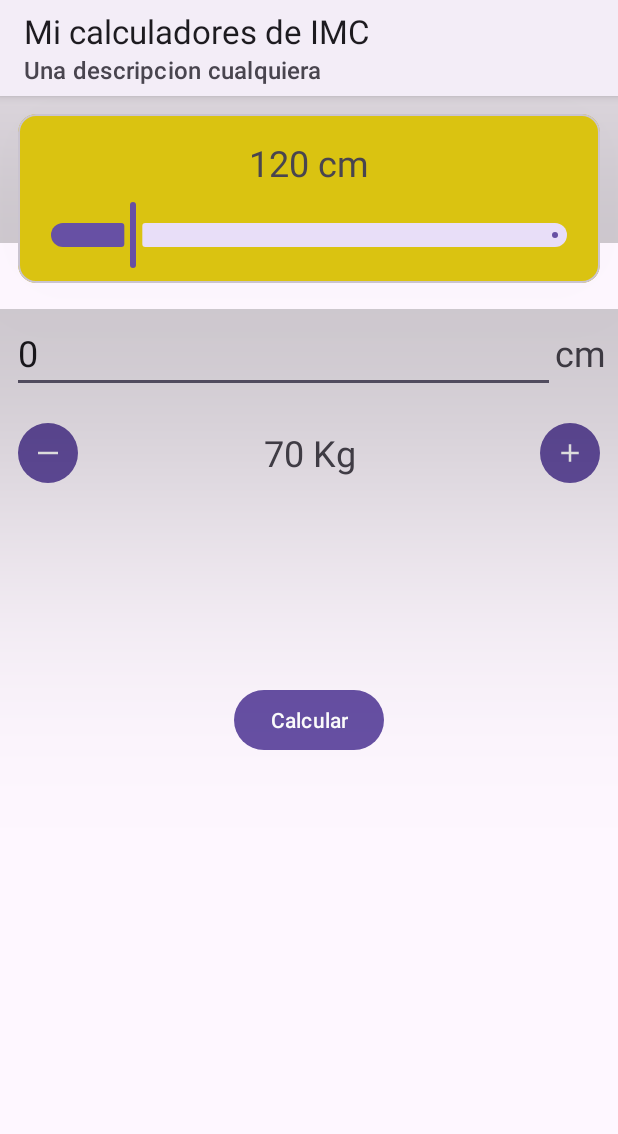
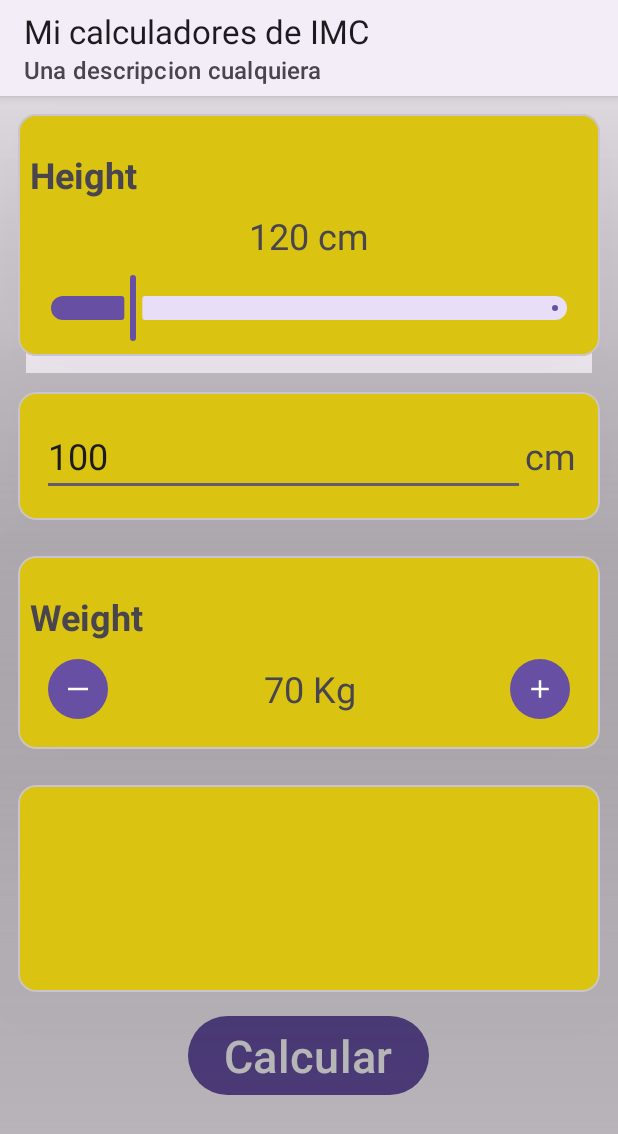
Before and after one commit to raulfl1982ndrd/BMICalculator, an Android app: the screen it shows after launch (MainActivity), on a phone screen of 412 x 824 dp. Shown: the top 1134 px of the screen. Run offline under Robolectric (Android 15) with nearby library versions, the phone set to English and light mode, and no system bars.

Commit message:
Commit final con algunas cosas de diseño

```diff
--- a/app/src/main/res/layout/activity_main.xml
+++ b/app/src/main/res/layout/activity_main.xml
@@ -25,6 +25,14 @@
             android:orientation="vertical"
             android:gravity="center_vertical"
             android:padding="8dp">
+            <TextView
+                android:layout_width="wrap_content"
+                android:layout_height="wrap_content"
+                android:text="@string/height_label"
+                android:textStyle="bold"
+                android:textSize="24dp"
+                android:layout_marginTop="16dp"
+                />
             <LinearLayout
                 android:layout_width="match_parent"
                 android:layout_height="wrap_content"
@@ -49,9 +57,27 @@
                 app:tickVisible="false"
                 android:value="100"
                 app:labelBehavior="gone"
+                android:contentDescription="Height"
                 />
         </LinearLayout>
         </com.google.android.material.card.MaterialCardView>
+        <com.google.android.material.card.MaterialCardView
+            android:layout_width="match_parent"
+            android:layout_height="wrap_content"
+            android:layout_margin="12dp"
+            app:cardBackgroundColor="#DAC311"
+            app:cardCornerRadius="12dp"
+            app:cardElevation="140dp"
+            android:clickable="true"
+            android:focusable="true"
+            android:checkable="true"
+            >
+            <LinearLayout
+                android:layout_width="match_parent"
+                android:layout_height="wrap_content"
+                android:orientation="vertical"
+                android:gravity="center_vertical"
+                android:padding="8dp">
 
                 <LinearLayout
                     android:layout_width="match_parent"
@@ -66,7 +92,7 @@
                         android:layout_height="wrap_content"
                         android:ems="10"
                         android:inputType="number"
-            android:text="0"
+                        android:text="100"
                         android:textSize="24sp"
                         android:layout_weight="1"/>
                     <TextView
@@ -76,8 +102,35 @@
                         android:textSize="24sp"/>
 
                 </LinearLayout>
+            </LinearLayout>
+    </com.google.android.material.card.MaterialCardView>
 
     <!-- Peso -->
+    <com.google.android.material.card.MaterialCardView
+        android:layout_width="match_parent"
+        android:layout_height="wrap_content"
+        android:layout_margin="12dp"
+        app:cardBackgroundColor="#DAC311"
+        app:cardCornerRadius="12dp"
+        app:cardElevation="140dp"
+        android:clickable="true"
+        android:focusable="true"
+        android:checkable="true"
+        >
+        <LinearLayout
+            android:layout_width="match_parent"
+            android:layout_height="wrap_content"
+
+            android:orientation="vertical"
+            android:padding="8dp">
+            <TextView
+                android:layout_width="wrap_content"
+                android:layout_height="wrap_content"
+                android:text="@string/weight_label"
+                android:textStyle="bold"
+                android:textSize="24dp"
+                android:layout_marginTop="16dp"
+                />
             <LinearLayout
                 android:layout_width="match_parent"
                 android:layout_height="wrap_content"
@@ -91,6 +144,8 @@
                     android:layout_width="wrap_content"
                     android:layout_height="wrap_content"
                     android:layout_gravity="start"
+                    android:padding="10dp"
+                    android:contentDescription="Minus weight"
                     app:icon="@drawable/ic_minus" />
 
                 <TextView
@@ -109,9 +164,30 @@
                     android:layout_width="wrap_content"
                     android:layout_height="wrap_content"
                     android:layout_gravity="end"
+                    android:contentDescription="Plus weight"
                     app:icon="@drawable/ic_add" />
             </LinearLayout>
+        </LinearLayout>
+    </com.google.android.material.card.MaterialCardView>
     <!-- Resultado -->
+    <com.google.android.material.card.MaterialCardView
+        android:layout_width="match_parent"
+        android:layout_height="wrap_content"
+        android:layout_margin="12dp"
+        app:cardBackgroundColor="#DAC311"
+        app:cardCornerRadius="12dp"
+        app:cardElevation="140dp"
+        android:clickable="true"
+        android:focusable="true"
+        android:checkable="true"
+        >
+        <LinearLayout
+            android:layout_width="match_parent"
+            android:layout_height="wrap_content"
+
+            android:orientation="vertical"
+            android:padding="8dp">
+
         <TextView
         android:id="@+id/descripcionTextView"
         android:layout_width="wrap_content"
@@ -124,6 +200,7 @@
         android:layout_width="wrap_content"
         android:layout_height="wrap_content"
         tools:text="00.00"
+        android:textStyle="bold"
         android:textSize="30sp"
         android:layout_gravity="center_horizontal"/>
     <TextView
@@ -133,11 +210,15 @@
         tools:text="Su peso esta bien."
         android:textSize="30sp"
         android:layout_gravity="center_horizontal"/>
+        </LinearLayout>
+
+    </com.google.android.material.card.MaterialCardView>
     <Button
         android:id="@+id/calculateButton"
         android:layout_width="wrap_content"
         android:layout_height="wrap_content"
         android:text="Calcular"
+        android:textSize="30dp"
         android:layout_gravity="center_horizontal"/>
 
     <ImageView
--- a/app/src/main/res/values/strings.xml
+++ b/app/src/main/res/values/strings.xml
@@ -1,5 +1,7 @@
 <resources>
     <string name="app_name">BMICalculator</string>
+    <string name="height_label">Height</string>
+    <string name="weight_label">Weight</string>
     <string name="main_activity_click_button">Click me</string>
     <string name="main_activity_welcome_text">Welcome to my first App</string>
     <string name="main_activity_click_text">I clicked  the button</string>
```
Also changed, not shown: 1 other file. Lines whose indentation alone changed are shown as unchanged.
